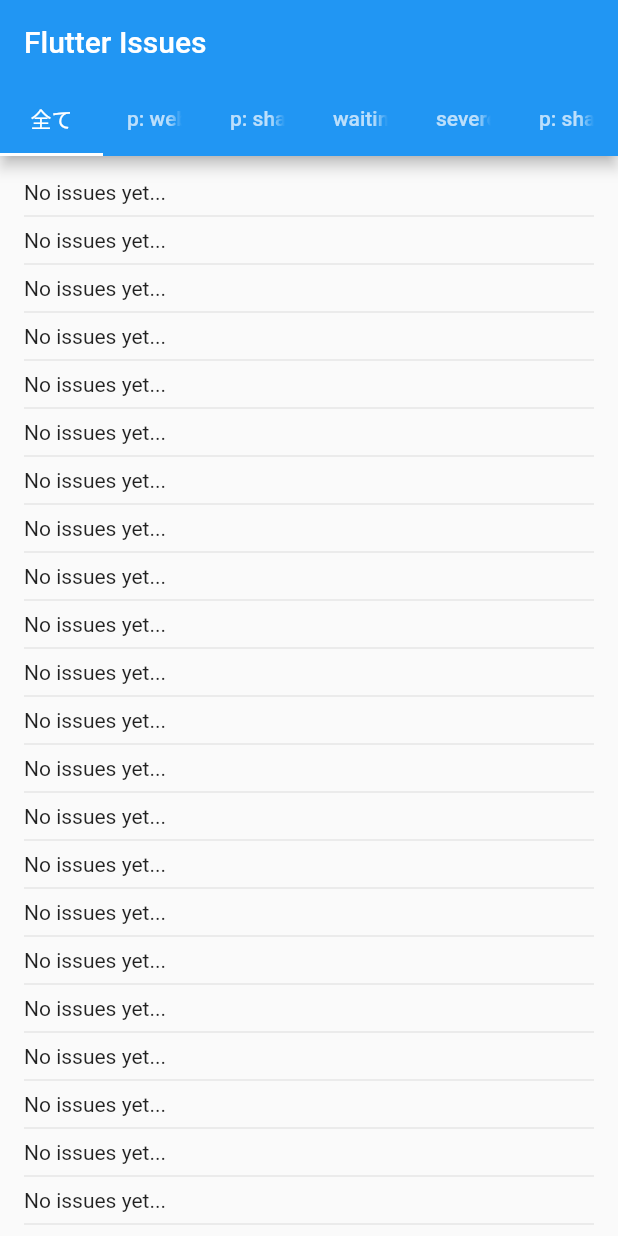
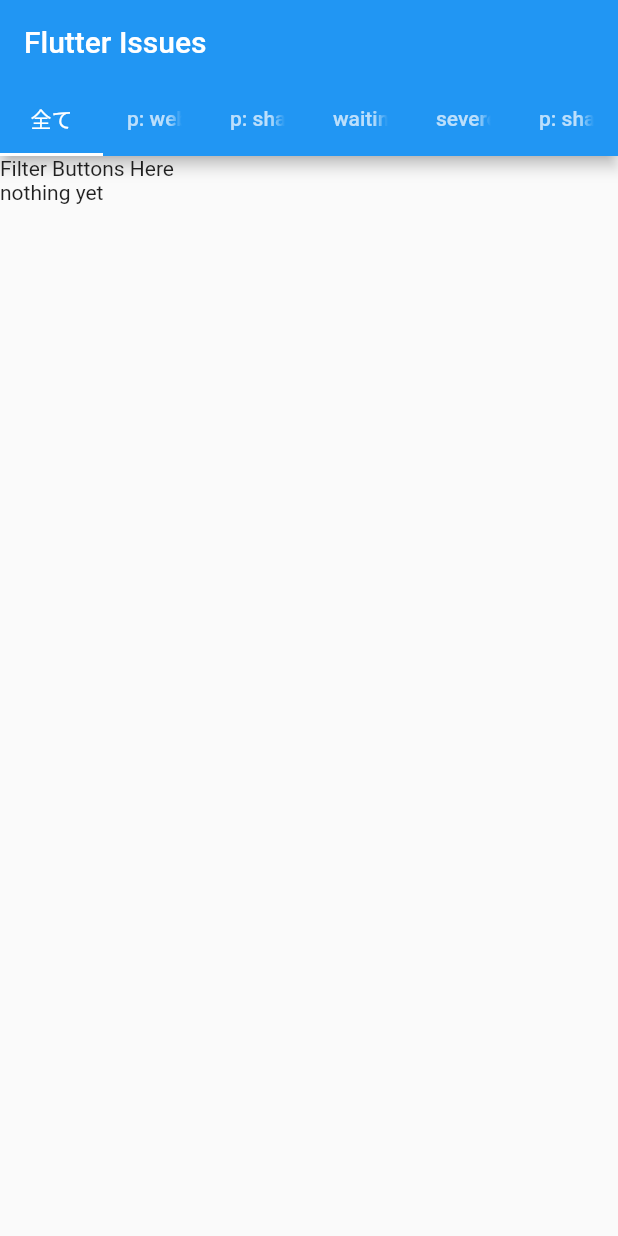
Before and after one commit to Nightsquid7/flutter_issues_viewer, a Flutter app: the screen it shows after launch, on a phone screen of 412 x 824 dp. Run offline on Flutter 3.47's test engine with Material 2 defaults, Android fonts, the phone set to English and light mode, and no system bars; missing offline and left inert: github.

Commit message:
prevented reload when switching tabs, building separate views for filter buttons & issueListView

```diff
--- a/lib/main.dart
+++ b/lib/main.dart
@@ -1,5 +1,4 @@
 import 'package:flutter/material.dart';
-import 'package:flutter/semantics.dart';
 import 'package:github/github.dart';
 
 void main() {
@@ -7,25 +6,12 @@ void main() {
 }
 
 class MyApp extends StatelessWidget {
-  // This widget is the root of your application.
   @override
   Widget build(BuildContext context) {
     return MaterialApp(
       title: 'Flutter Demo',
       theme: ThemeData(
-        // This is the theme of your application.
-        //
-        // Try running your application with "flutter run". You'll see the
-        // application has a blue toolbar. Then, without quitting the app, try
-        // changing the primarySwatch below to Colors.green and then invoke
-        // "hot reload" (press "r" in the console where you ran "flutter run",
-        // or simply save your changes to "hot reload" in a Flutter IDE).
-        // Notice that the counter didn't reset back to zero; the application
-        // is not restarted.
         primarySwatch: Colors.blue,
-        // This makes the visual density adapt to the platform that you run
-        // the app on. For desktop platforms, the controls will be smaller and
-        // closer together (more dense) than on mobile platforms.
         visualDensity: VisualDensity.adaptivePlatformDensity,
       ),
       home: LabeledIssuesTabBarController(),
@@ -90,46 +76,53 @@ class _LabeledIssuesState extends State<LabeledIssuesView>
   bool get wantKeepAlive => true;
 
   String _label;
-
   var _issues = <Issue>[];
+  // TODO - add user login
   var github = GitHub(
       auth:
           Authentication.withToken("3cdeeb6e0861301a3b14d3e8ba94173d5eaa1869"));
-  int pageCount = 10;
 
   @override
   void initState() {
+    super.initState();
     _label = widget.label;
-    loadNextXNumberOfIssues(_label);
-    print("initState");
+    loadIssuesWith(label: _label);
     print(_label);
   }
 
-  // get the next X number of issues
-  void loadNextXNumberOfIssues(String label, {int number = 10}) {
-    var listener = github.issues
-        .listByRepo(RepositorySlug("flutter", "flutter"), labels: [_label])
-        .take(100)
-        .listen((event) {
+  void loadIssuesWith({String label}) {
+    github.issues.listByRepo(RepositorySlug("flutter", "flutter"),
+        labels: [_label]).listen((event) {
+      setState(() {
         _issues.add(event);
         print(_label);
-          // print(event.title);
+      });
     });
   }
 
   @override
   Widget build(BuildContext context) {
-    return ListView.builder(
+    super.build(context);
+    return ListView(
+      children: [
+        Text("Filter Buttons Here"),
+        Container(height: 500, child: _issueListView())
+      ],
+    );
+  }
+
+  Widget _issueListView() {
+    return _issues.isNotEmpty
+        ? ListView.builder(
             padding: EdgeInsets.all(16.0),
+            itemCount: _issues.length,
             itemBuilder: (context, i) {
               if (i.isOdd) return Divider();
               final index = i ~/ 2;
-          if (_issues.isEmpty || index >= _issues.length) {
-            return Text("No issues yet...");
-          }
-
               String text = _issues[index].title + " " + index.toString();
               return Text(text);
-        });
+            })
+        // TODO - add progress indicator
+        : Text("nothing yet");
   }
 }
```
Lines whose indentation alone changed are shown as unchanged.
